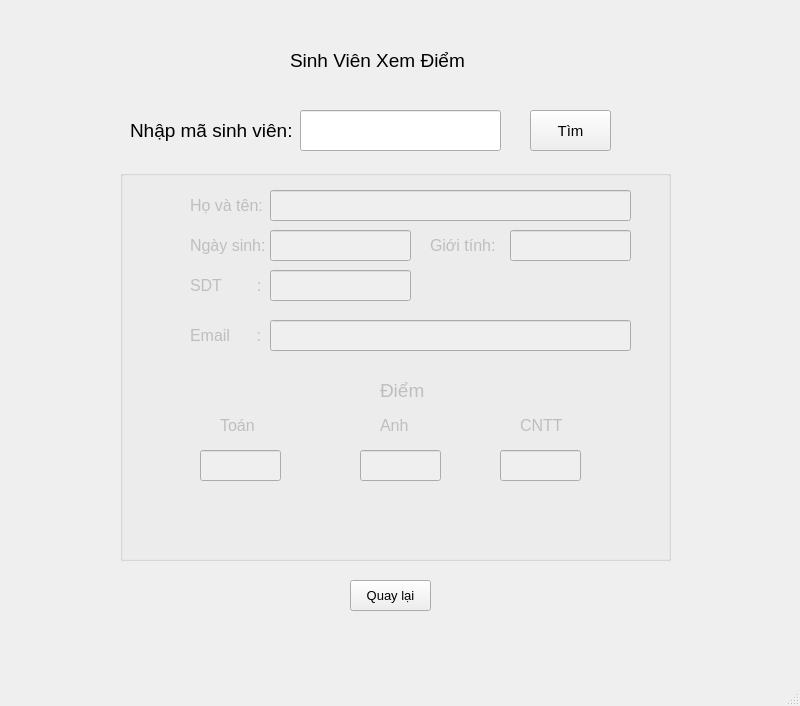
This is projectPy/viewInfoSV.ui in Nhat2510/project-Python as Qt 5 draws it before an edit. The edited form follows.
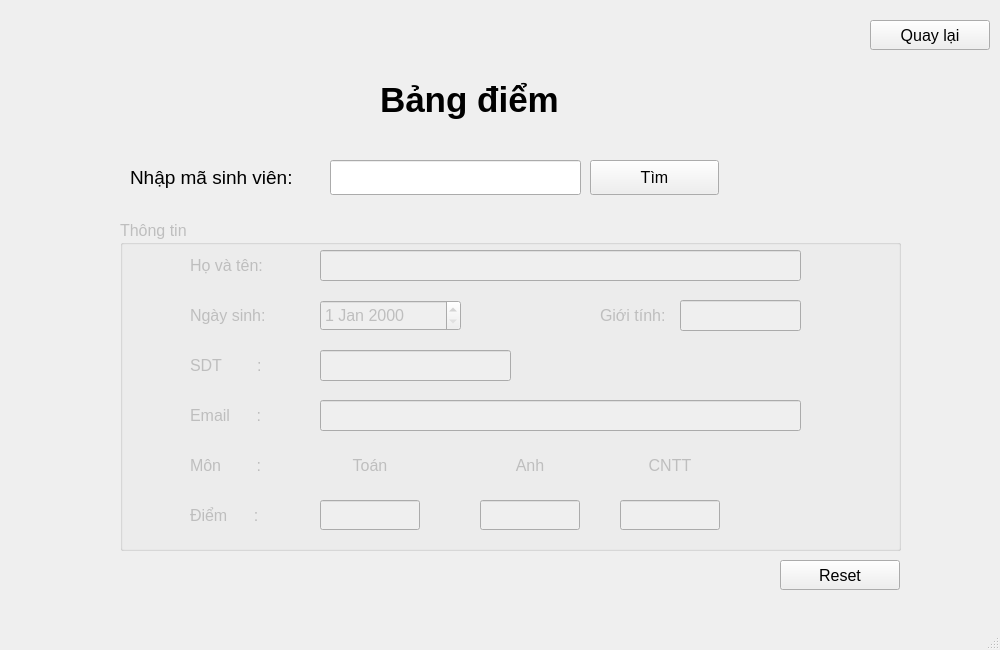
This is the edited form.

The edit to the form file:
```diff
--- a/projectPy/viewInfoSV.ui
+++ b/projectPy/viewInfoSV.ui
@@ -9,39 +9,21 @@
    <rect>
     <x>0</x>
     <y>0</y>
-    <width>800</width>
-    <height>706</height>
+    <width>1000</width>
+    <height>650</height>
    </rect>
   </property>
   <property name="windowTitle">
    <string>MainWindow</string>
   </property>
   <widget class="QWidget" name="centralwidget">
-   <widget class="QLabel" name="label">
-    <property name="geometry">
-     <rect>
-      <x>290</x>
-      <y>10</y>
-      <width>191</width>
-      <height>101</height>
-     </rect>
-    </property>
-    <property name="font">
-     <font>
-      <pointsize>14</pointsize>
-     </font>
-    </property>
-    <property name="text">
-     <string>Sinh Viên Xem Điểm</string>
-    </property>
-   </widget>
    <widget class="QLabel" name="label_2">
     <property name="geometry">
      <rect>
       <x>130</x>
-      <y>110</y>
-      <width>191</width>
-      <height>41</height>
+      <y>160</y>
+      <width>201</width>
+      <height>35</height>
      </rect>
     </property>
     <property name="font">
@@ -56,10 +38,10 @@
    <widget class="QLineEdit" name="msv">
     <property name="geometry">
      <rect>
-      <x>300</x>
-      <y>110</y>
-      <width>201</width>
-      <height>41</height>
+      <x>330</x>
+      <y>160</y>
+      <width>251</width>
+      <height>35</height>
      </rect>
     </property>
     <property name="font">
@@ -71,15 +53,15 @@
    <widget class="QPushButton" name="search">
     <property name="geometry">
      <rect>
-      <x>530</x>
-      <y>110</y>
-      <width>81</width>
-      <height>41</height>
+      <x>590</x>
+      <y>160</y>
+      <width>129</width>
+      <height>35</height>
      </rect>
     </property>
     <property name="font">
      <font>
-      <pointsize>11</pointsize>
+      <pointsize>12</pointsize>
      </font>
     </property>
     <property name="text">
@@ -93,20 +75,25 @@
     <property name="geometry">
      <rect>
       <x>120</x>
-      <y>170</y>
-      <width>551</width>
-      <height>391</height>
+      <y>220</y>
+      <width>781</width>
+      <height>331</height>
      </rect>
     </property>
+    <property name="font">
+     <font>
+      <pointsize>12</pointsize>
+     </font>
+    </property>
     <property name="title">
-     <string/>
+     <string>Thông tin </string>
     </property>
     <widget class="QLabel" name="label_3">
      <property name="geometry">
       <rect>
        <x>70</x>
-       <y>20</y>
-       <width>91</width>
+       <y>30</y>
+       <width>100</width>
        <height>31</height>
       </rect>
      </property>
@@ -122,9 +109,9 @@
     <widget class="QLineEdit" name="name">
      <property name="geometry">
       <rect>
-       <x>150</x>
-       <y>20</y>
-       <width>361</width>
+       <x>200</x>
+       <y>30</y>
+       <width>481</width>
        <height>31</height>
       </rect>
      </property>
@@ -137,33 +124,12 @@
       <bool>true</bool>
      </property>
     </widget>
-    <widget class="QLineEdit" name="day">
-     <property name="geometry">
-      <rect>
-       <x>150</x>
-       <y>60</y>
-       <width>141</width>
-       <height>31</height>
-      </rect>
-     </property>
-     <property name="font">
-      <font>
-       <pointsize>12</pointsize>
-      </font>
-     </property>
-     <property name="text">
-      <string/>
-     </property>
-     <property name="readOnly">
-      <bool>true</bool>
-     </property>
-    </widget>
     <widget class="QLabel" name="label_4">
      <property name="geometry">
       <rect>
        <x>70</x>
-       <y>60</y>
-       <width>91</width>
+       <y>80</y>
+       <width>100</width>
        <height>31</height>
       </rect>
      </property>
@@ -179,8 +145,8 @@
     <widget class="QLineEdit" name="sex">
      <property name="geometry">
       <rect>
-       <x>390</x>
-       <y>60</y>
+       <x>560</x>
+       <y>80</y>
        <width>121</width>
        <height>31</height>
       </rect>
@@ -197,8 +163,8 @@
     <widget class="QLabel" name="label_5">
      <property name="geometry">
       <rect>
-       <x>310</x>
-       <y>60</y>
+       <x>480</x>
+       <y>80</y>
        <width>91</width>
        <height>31</height>
       </rect>
@@ -216,8 +182,8 @@
      <property name="geometry">
       <rect>
        <x>70</x>
-       <y>100</y>
-       <width>91</width>
+       <y>130</y>
+       <width>100</width>
        <height>31</height>
       </rect>
      </property>
@@ -233,9 +199,9 @@
     <widget class="QLineEdit" name="phone">
      <property name="geometry">
       <rect>
-       <x>150</x>
-       <y>100</y>
-       <width>141</width>
+       <x>200</x>
+       <y>130</y>
+       <width>191</width>
        <height>31</height>
       </rect>
      </property>
@@ -254,9 +220,9 @@
     <widget class="QLineEdit" name="email">
      <property name="geometry">
       <rect>
-       <x>150</x>
-       <y>150</y>
-       <width>361</width>
+       <x>200</x>
+       <y>180</y>
+       <width>481</width>
        <height>31</height>
       </rect>
      </property>
@@ -273,8 +239,8 @@
      <property name="geometry">
       <rect>
        <x>70</x>
-       <y>150</y>
-       <width>91</width>
+       <y>180</y>
+       <width>100</width>
        <height>31</height>
       </rect>
      </property>
@@ -287,31 +253,13 @@
       <string>Email      :</string>
      </property>
     </widget>
-    <widget class="QLabel" name="label_12">
-     <property name="geometry">
-      <rect>
-       <x>260</x>
-       <y>200</y>
-       <width>81</width>
-       <height>41</height>
-      </rect>
-     </property>
-     <property name="font">
-      <font>
-       <pointsize>14</pointsize>
-      </font>
-     </property>
-     <property name="text">
-      <string>Điểm</string>
-     </property>
-    </widget>
     <widget class="QLabel" name="label_13">
      <property name="geometry">
       <rect>
-       <x>100</x>
-       <y>240</y>
-       <width>91</width>
-       <height>31</height>
+       <x>200</x>
+       <y>230</y>
+       <width>100</width>
+       <height>30</height>
       </rect>
      </property>
      <property name="font">
@@ -319,17 +267,23 @@
        <pointsize>12</pointsize>
       </font>
      </property>
+     <property name="layoutDirection">
+      <enum>Qt::LeftToRight</enum>
+     </property>
      <property name="text">
       <string>Toán</string>
      </property>
+     <property name="alignment">
+      <set>Qt::AlignCenter</set>
+     </property>
     </widget>
     <widget class="QLineEdit" name="toan">
      <property name="geometry">
       <rect>
-       <x>80</x>
+       <x>200</x>
        <y>280</y>
-       <width>81</width>
-       <height>31</height>
+       <width>100</width>
+       <height>30</height>
       </rect>
      </property>
      <property name="font">
@@ -344,10 +298,10 @@
     <widget class="QLabel" name="label_14">
      <property name="geometry">
       <rect>
-       <x>260</x>
-       <y>240</y>
-       <width>91</width>
-       <height>31</height>
+       <x>360</x>
+       <y>230</y>
+       <width>100</width>
+       <height>30</height>
       </rect>
      </property>
      <property name="font">
@@ -355,17 +309,23 @@
        <pointsize>12</pointsize>
       </font>
      </property>
+     <property name="layoutDirection">
+      <enum>Qt::LeftToRight</enum>
+     </property>
      <property name="text">
       <string>Anh</string>
      </property>
+     <property name="alignment">
+      <set>Qt::AlignCenter</set>
+     </property>
     </widget>
     <widget class="QLineEdit" name="anh">
      <property name="geometry">
       <rect>
-       <x>240</x>
+       <x>360</x>
        <y>280</y>
-       <width>81</width>
-       <height>31</height>
+       <width>100</width>
+       <height>30</height>
       </rect>
      </property>
      <property name="font">
@@ -380,10 +340,10 @@
     <widget class="QLabel" name="label_15">
      <property name="geometry">
       <rect>
-       <x>400</x>
-       <y>240</y>
-       <width>91</width>
-       <height>31</height>
+       <x>500</x>
+       <y>230</y>
+       <width>100</width>
+       <height>30</height>
       </rect>
      </property>
      <property name="font">
@@ -391,17 +351,23 @@
        <pointsize>12</pointsize>
       </font>
      </property>
+     <property name="layoutDirection">
+      <enum>Qt::LeftToRight</enum>
+     </property>
      <property name="text">
       <string>CNTT</string>
      </property>
+     <property name="alignment">
+      <set>Qt::AlignCenter</set>
+     </property>
     </widget>
     <widget class="QLineEdit" name="cntt">
      <property name="geometry">
       <rect>
-       <x>380</x>
+       <x>500</x>
        <y>280</y>
-       <width>81</width>
-       <height>31</height>
+       <width>100</width>
+       <height>30</height>
       </rect>
      </property>
      <property name="font">
@@ -413,25 +379,109 @@
       <bool>true</bool>
      </property>
     </widget>
+    <widget class="QLabel" name="label_12">
+     <property name="geometry">
+      <rect>
+       <x>70</x>
+       <y>230</y>
+       <width>100</width>
+       <height>31</height>
+      </rect>
+     </property>
+     <property name="font">
+      <font>
+       <pointsize>12</pointsize>
+      </font>
+     </property>
+     <property name="text">
+      <string>Môn        :</string>
+     </property>
+    </widget>
+    <widget class="QLabel" name="label_21">
+     <property name="geometry">
+      <rect>
+       <x>70</x>
+       <y>280</y>
+       <width>100</width>
+       <height>31</height>
+      </rect>
+     </property>
+     <property name="font">
+      <font>
+       <pointsize>12</pointsize>
+      </font>
+     </property>
+     <property name="text">
+      <string>Điểm      :</string>
+     </property>
+    </widget>
+    <widget class="QDateEdit" name="day">
+     <property name="geometry">
+      <rect>
+       <x>200</x>
+       <y>80</y>
+       <width>141</width>
+       <height>31</height>
+      </rect>
+     </property>
+    </widget>
    </widget>
    <widget class="QPushButton" name="back">
     <property name="geometry">
      <rect>
-      <x>350</x>
-      <y>580</y>
-      <width>81</width>
-      <height>31</height>
+      <x>870</x>
+      <y>20</y>
+      <width>120</width>
+      <height>30</height>
      </rect>
     </property>
     <property name="font">
      <font>
-      <pointsize>10</pointsize>
+      <pointsize>12</pointsize>
      </font>
     </property>
     <property name="text">
      <string>Quay lại</string>
     </property>
    </widget>
+   <widget class="QLabel" name="label">
+    <property name="geometry">
+     <rect>
+      <x>380</x>
+      <y>70</y>
+      <width>231</width>
+      <height>60</height>
+     </rect>
+    </property>
+    <property name="font">
+     <font>
+      <pointsize>26</pointsize>
+      <weight>75</weight>
+      <bold>true</bold>
+     </font>
+    </property>
+    <property name="text">
+     <string>Bảng điểm</string>
+    </property>
+   </widget>
+   <widget class="QPushButton" name="reset">
+    <property name="geometry">
+     <rect>
+      <x>780</x>
+      <y>560</y>
+      <width>120</width>
+      <height>30</height>
+     </rect>
+    </property>
+    <property name="font">
+     <font>
+      <pointsize>12</pointsize>
+     </font>
+    </property>
+    <property name="text">
+     <string>Reset</string>
+    </property>
+   </widget>
   </widget>
   <widget class="QMenuBar" name="menubar">
    <property name="geometry">
```
Left out of the diff: 4 changed lines with no effect on the pictures.
